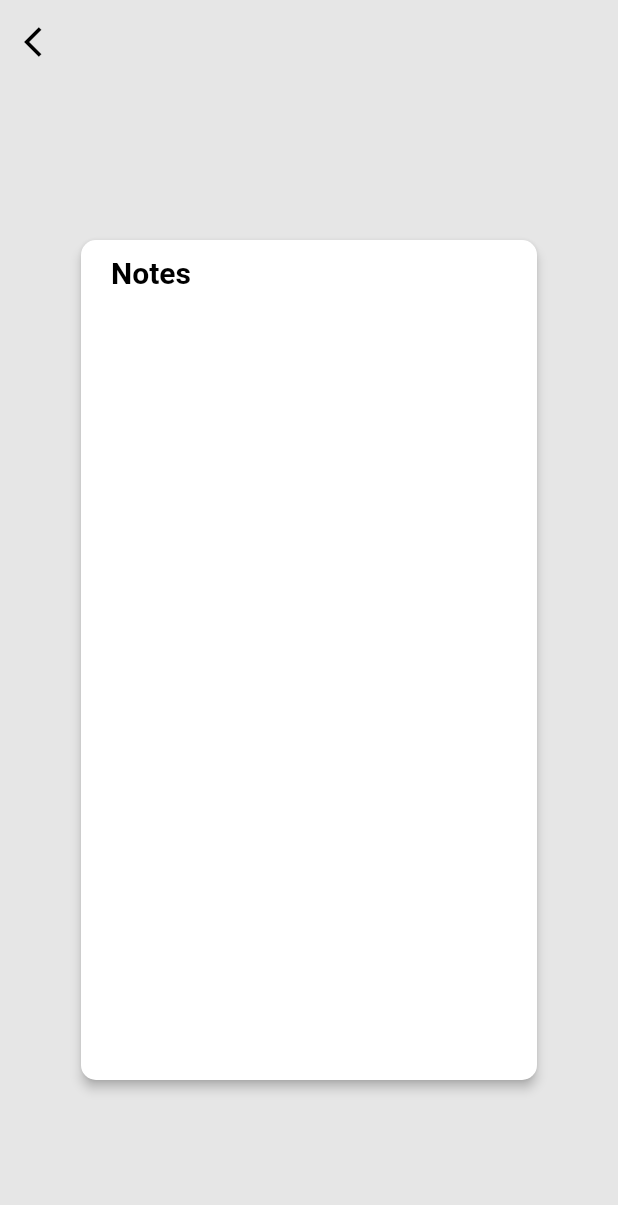
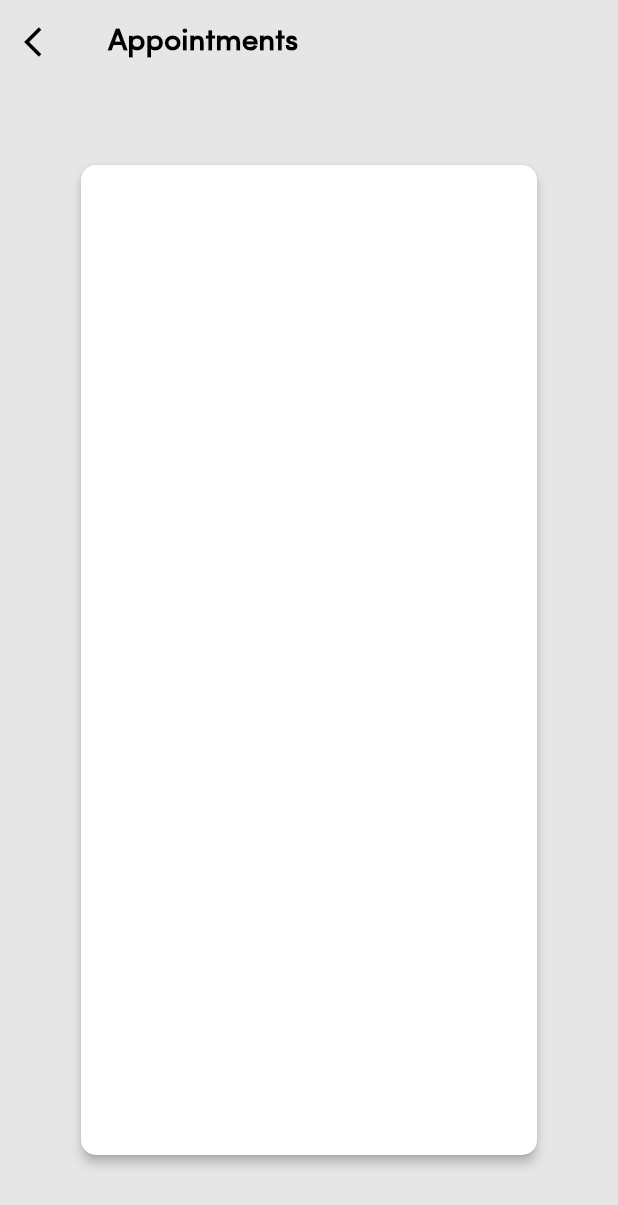
Before and after one commit to secrescence/student-mental-health, a Flutter app: the Notes screen opened directly, after a tap on the "arrow back ios" icon, on a phone screen of 412 x 824 dp. Shown: the top 1205 px of the screen. Run offline on Flutter 3.47's test engine with Material 2 defaults, Android fonts, the phone set to English and light mode, and no system bars; our stand-ins replace animated_text_kit, awesome_snackbar_content, cloud_firestore, expandable, firebase_auth, firebase_core and 7 more; missing offline and left inert: fl_country_code_picker; accounts and stored records are empty.

Commit message:
notes list

```diff
--- /dev/null
+++ b/lib/admin/screens/admin_appointments.dart
@@ -0,0 +1,194 @@
+import 'package:cloud_firestore/cloud_firestore.dart';
+import 'package:flutter/material.dart';
+import 'package:flutter_spinkit/flutter_spinkit.dart';
+import 'package:student_mental_health/service/database_service.dart';
+import 'package:student_mental_health/widgets/utils/colors.dart';
+
+class Notes extends StatefulWidget {
+  const Notes({super.key});
+
+  @override
+  State<Notes> createState() => _NotesState();
+}
+
+class _NotesState extends State<Notes> {
+  Stream<QuerySnapshot>? userAppointmentStream;
+
+  @override
+  void initState() {
+    getData();
+    super.initState();
+  }
+
+  getData() async {
+    await DatabaseService().getUserAppointment().then((snapshot) {
+      setState(() {
+        userAppointmentStream = snapshot;
+      });
+    });
+  }
+
+  @override
+  Widget build(BuildContext context) {
+    return Scaffold(
+      backgroundColor: adminContentBGColor,
+      appBar: AppBar(
+        elevation: 0,
+        backgroundColor: Colors.transparent,
+        title: Text(
+          'Appointments',
+          style: TextStyle(
+              color: Colors.black,
+              fontSize: 20,
+              fontWeight: FontWeight.w600,
+              fontFamily: 'Sofia Pro'),
+        ),
+        leading: IconButton(
+            onPressed: (() {
+              //TODO: Add back button functionality
+            }),
+            icon: const Icon(
+              Icons.arrow_back_ios,
+              color: Color(0xFF000000),
+            )),
+      ),
+      body: Container(
+        padding: const EdgeInsets.symmetric(horizontal: 50, vertical: 50),
+        child: Card(
+          elevation: 3,
+          shape:
+              RoundedRectangleBorder(borderRadius: BorderRadius.circular(10)),
+          child: Container(
+            width: double.infinity,
+            height: double.infinity,
+            // padding: const EdgeInsets.symmetric(horizontal: 20, vertical: 20),
+            margin: const EdgeInsets.symmetric(vertical: 10),
+            child: StreamBuilder<QuerySnapshot>(
+              stream: userAppointmentStream,
+              builder: (BuildContext context,
+                  AsyncSnapshot<QuerySnapshot> snapshot) {
+                if (!snapshot.hasData ||
+                    snapshot.connectionState == ConnectionState.waiting) {
+                  return const Center(
+                    child: SpinKitChasingDots(
+                      color: primaryColor,
+                      size: 50,
+                    ),
+                  );
+                } else if (snapshot.hasError) {
+                  return const Center(
+                    child: Text('Something went wrong'),
+                  );
+                }
+
+                return ListView(
+                  shrinkWrap: true,
+                  children:
+                      snapshot.data!.docs.map((DocumentSnapshot document) {
+                    Map<String, dynamic> data =
+                        document.data() as Map<String, dynamic>;
+                    // final String fullName =
+                    //     '${data['firstName']} ${data['lastName']}';
+                    if (data['status'] == null) {
+                      return const SizedBox.shrink();
+                    }
+
+                    final String userId = data['appointedUser'];
+                    final String status = data['status'];
+                    print(userId);
+                    print(status);
+                    return Container(
+                      // padding: const EdgeInsets.symmetric(
+                      //     vertical: 2, horizontal: 0),
+                      color: Colors.grey[50],
+                      child: StreamBuilder<DocumentSnapshot>(
+                        stream: FirebaseFirestore.instance
+                            .collection('users')
+                            .doc(userId)
+                            .snapshots(),
+                        builder: (context, snapshot) {
+                          print(snapshot);
+                          if (!snapshot.hasData ||
+                              snapshot.connectionState ==
+                                  ConnectionState.waiting) {
+                            return const Center(
+                              child: SpinKitChasingDots(
+                                color: primaryColor,
+                                size: 50,
+                              ),
+                            );
+                          } else if (snapshot.hasError) {
+                            return const Center(
+                              child: Text('Something went wrong'),
+                            );
+                          }
+
+                          Map<String, dynamic> userData =
+                              snapshot.data!.data() as Map<String, dynamic>;
+
+                          return Column(
+                            children: [
+                              ListTile(
+                                title: Row(
+                                  children: [
+                                    Text(
+                                        '${userData['firstName']} ${userData['lastName']}'),
+                                    const Spacer(),
+                                    const Text(
+                                      'view',
+                                      style: TextStyle(
+                                        fontFamily: 'Sofia Pro',
+                                        fontSize: 13,
+                                        color: Colors.grey,
+                                      ),
+                                    ),
+                                  ],
+                                ),
+                                subtitle: Row(
+                                  children: [
+                                    Icon(
+                                      Icons.circle,
+                                      size: 12,
+                                      color: status == 'pending'
+                                          ? Colors.red
+                                          : status == 'completed'
+                                              ? Colors.green
+                                              : Colors.yellow,
+                                    ),
+                                    const SizedBox(
+                                      width: 5,
+                                    ),
+                                    Text(
+                                      status,
+                                      style: TextStyle(
+                                        fontFamily: 'Sofia Pro',
+                                        fontSize: 13,
+                                        color: status == 'pending'
+                                            ? Colors.red
+                                            : status == 'completed'
+                                                ? Colors.green
+                                                : Colors.yellow,
+                                      ),
+                                    ),
+                                  ],
+                                ),
+                              ),
+                              const Divider(
+                                height: 0,
+                                thickness: 1,
+                              ),
+                            ],
+                          );
+                        },
+                      ),
+                    );
+                  }).toList(),
+                );
+              },
+            ),
+          ),
+        ),
+      ),
+    );
+  }
+}
--- a/lib/admin/screens/notes.dart
+++ /dev/null
@@ -1,112 +0,0 @@
-import 'package:cloud_firestore/cloud_firestore.dart';
-import 'package:flutter/material.dart';
-import 'package:student_mental_health/service/database_service.dart';
-import 'package:student_mental_health/widgets/utils/colors.dart';
-
-class Notes extends StatefulWidget {
-  const Notes({super.key});
-
-  @override
-  State<Notes> createState() => _NotesState();
-}
-
-class _NotesState extends State<Notes> {
-  Stream<QuerySnapshot>? usersStream;
-
-  @override
-  void initState() {
-    getListOfUsers();
-    super.initState();
-  }
-
-  getListOfUsers() async {
-    await DatabaseService().usersList().then((snapshot) {
-      setState(() {
-        usersStream = snapshot;
-      });
-    });
-  }
-
-  @override
-  Widget build(BuildContext context) {
-    return Scaffold(
-      backgroundColor: adminContentBGColor,
-      appBar: AppBar(
-        elevation: 0,
-        backgroundColor: Colors.transparent,
-        leading: IconButton(
-            onPressed: (() {
-              //TODO: Add back button functionality
-            }),
-            icon: const Icon(
-              Icons.arrow_back_ios,
-              color: Color(0xFF000000),
-            )),
-      ),
-      body: Container(
-          width: double.infinity,
-          // height: 200,
-          margin: const EdgeInsets.symmetric(horizontal: 50, vertical: 100),
-          child: Card(
-            elevation: 3,
-            shape:
-                RoundedRectangleBorder(borderRadius: BorderRadius.circular(10)),
-            child: Column(
-              // crossAxisAlignment: CrossAxisAlignment.start,
-              children: [
-                Container(
-                  alignment: Alignment.centerLeft,
-                  padding:
-                      const EdgeInsets.symmetric(vertical: 10, horizontal: 20),
-                  child: const Text(
-                    'Notes',
-                    style: TextStyle(
-                        color: Colors.black,
-                        fontSize: 20,
-                        fontWeight: FontWeight.bold),
-                  ),
-                ),
-                const SizedBox(
-                  height: 20,
-                ),
-                SizedBox(
-                  height: MediaQuery.of(context).size.height * 0.2,
-                  child: StreamBuilder<QuerySnapshot>(
-                    stream: usersStream,
-                    builder: (BuildContext context,
-                        AsyncSnapshot<QuerySnapshot> snapshot) {
-                      if (snapshot.hasError) {
-                        return Text('Error: ${snapshot.error}');
-                      }
-
-                      if (snapshot.connectionState == ConnectionState.waiting) {
-                        return Text('Loading...');
-                      }
-
-                      return ListView(
-                        children: snapshot.data!.docs
-                            .map((DocumentSnapshot document) {
-                          Map<String, dynamic> data =
-                              document.data() as Map<String, dynamic>;
-                          return Container(
-                            // padding: const EdgeInsets.symmetric(
-                            //     vertical: 2, horizontal: 0),
-                            child: Card(
-                              child: ListTile(
-                                title: Text(
-                                    '${data['firstName']} ${data['lastName']}'),
-                                subtitle: Text('${data['email']}'),
-                              ),
-                            ),
-                          );
-                        }).toList(),
-                      );
-                    },
-                  ),
-                ),
-              ],
-            ),
-          )),
-    );
-  }
-}
--- a/lib/admin/screens/dashboard.dart
+++ b/lib/admin/screens/students_results.dart
@@ -14,7 +14,7 @@ class _DashboardState extends State<Dashboard> {
     return Scaffold(
       backgroundColor: adminContentBGColor,
       body: Center(
-        child: Text('Dashboard'),
+        child: Text('Students Results'),
       ),
     );
   }
--- a/lib/service/database_service.dart
+++ b/lib/service/database_service.dart
@@ -541,8 +541,8 @@ class DatabaseService {
   }
 
   //get all users data
-  Future<Stream<QuerySnapshot>> usersList() async {
-    return userCollection.snapshots();
+  Future usersList() async {
+    return userCollection.doc(uid).snapshots();
   }
 
   //get all schedules
```
Also changed, not shown: lib/admin/screens/admin_navigation.dart (+9 -9 lines), pubspec.lock.
